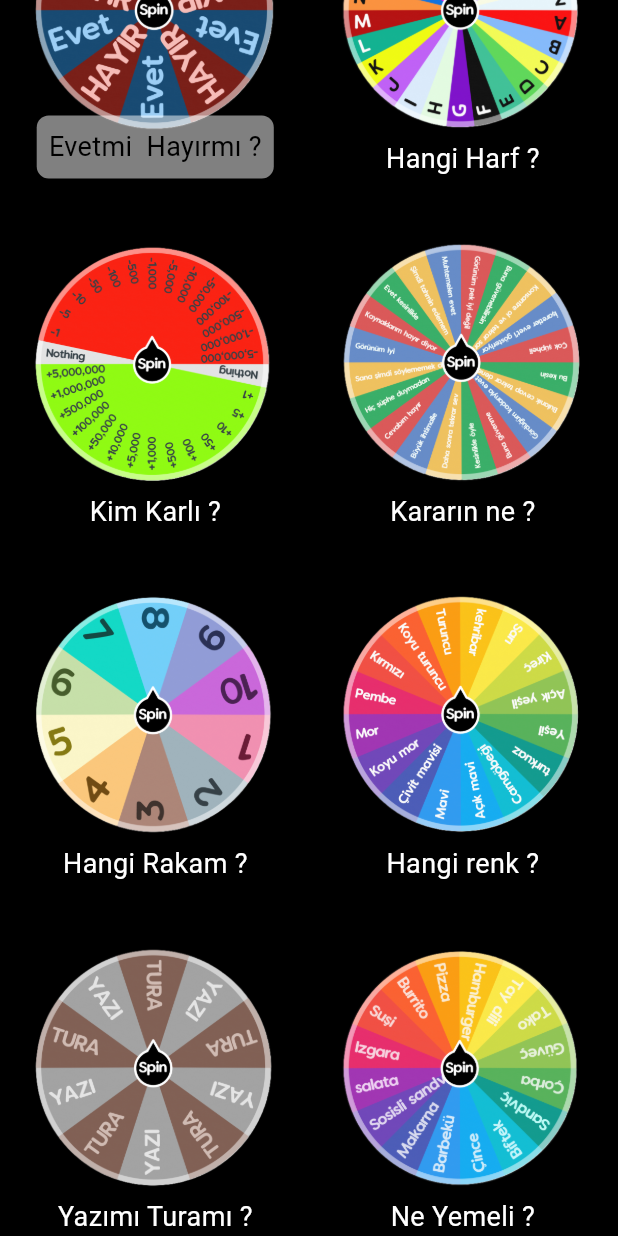
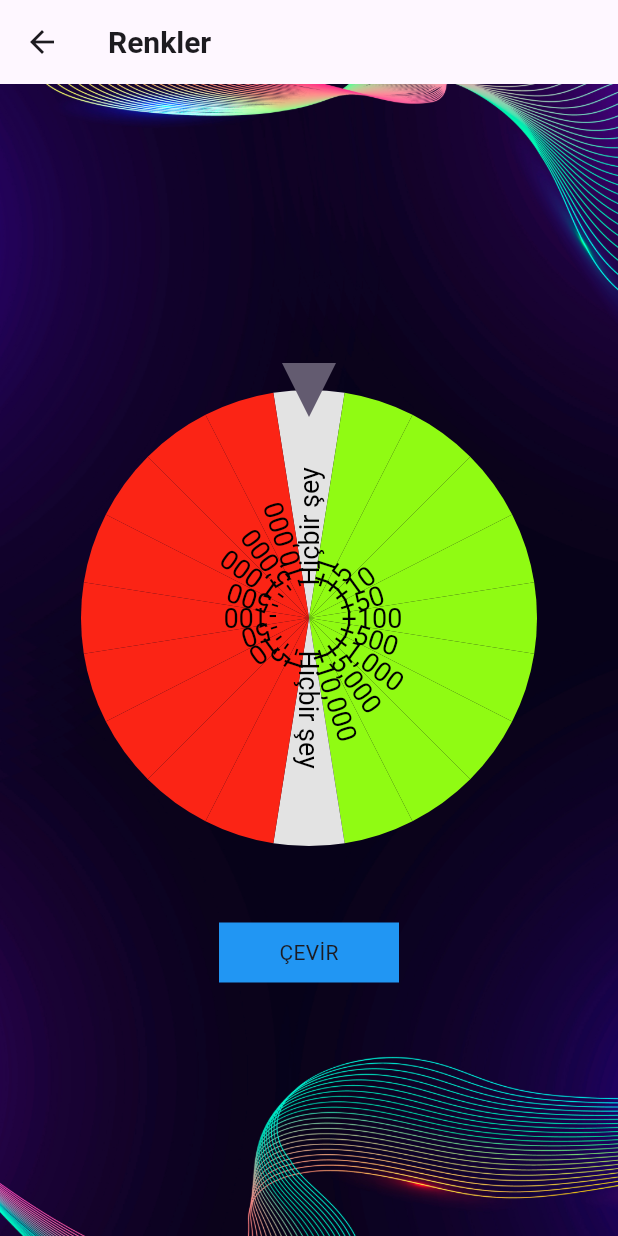
Before and after one commit to y-e-sryldz/wheel-of-fortune, a Flutter app: the screen it shows after launch, scrolled down 228 dp, after a tap on "Kim Karlı ?", on a phone screen of 412 x 824 dp. Run offline on Flutter 3.47's test engine with Material 3 defaults, Android fonts, the phone set to English and light mode, and no system bars; drawn by our look-alikes of flutter_fortune_wheel; our stand-ins replace rxdart.

Commit message:
kar zarar tamam

```diff
--- a/lib/carklar/heads_tails.dart
+++ /dev/null
@@ -1,15 +0,0 @@
-import 'package:flutter/material.dart';
-
-class heads_tails extends StatefulWidget {
-  const heads_tails({super.key});
-
-  @override
-  State<heads_tails> createState() => _heads_tailsState();
-}
-
-class _heads_tailsState extends State<heads_tails> {
-  @override
-  Widget build(BuildContext context) {
-    return Scaffold();
-  }
-}
--- /dev/null
+++ b/lib/carklar/kar_zarar.dart
@@ -0,0 +1,181 @@
+import 'package:flutter/material.dart';
+import 'package:flutter_fortune_wheel/flutter_fortune_wheel.dart';
+import 'package:rxdart/rxdart.dart';
+
+class kar_zarar extends StatefulWidget {
+  const kar_zarar({Key? key}) : super(key: key);
+
+  @override
+  _kar_zararState createState() => _kar_zararState();
+}
+
+class _kar_zararState extends State<kar_zarar> {
+  final selected = BehaviorSubject<int>();
+
+  String rewards = "";
+
+  List<String> items = [
+    "Hiçbir şey",
+    "+1",
+    "+5",
+    "+10",
+    "+50",
+    "+100",
+    "+500",
+    "+1,000",
+    "+5,000",
+    "+10,000",
+    "Hiçbir şey",
+    "-1",
+    "-5",
+    "-10",
+    "-50",
+    "-100",
+    "-500",
+    "-1,000",
+    "-5,000",
+    "-10,000",
+  ];
+
+  @override
+  void dispose() {
+    selected.close();
+    super.dispose();
+  }
+
+  @override
+  Widget build(BuildContext context) {
+    return Scaffold(
+      appBar: AppBar(
+        leading: IconButton(
+          onPressed: () {
+            Navigator.pop(context);
+          },
+          icon: Icon(
+            Icons.arrow_back,
+            size: 24,
+          ),
+        ),
+        title: Text(
+          "Renkler",
+          style: TextStyle(fontSize: 20, fontWeight: FontWeight.bold),
+        ),
+      ),
+      body: Container(
+        decoration: BoxDecoration(
+          image: DecorationImage(
+            image: AssetImage("assets/arka_plan.jpg"),
+            fit: BoxFit.cover,
+          ),
+        ),
+        child: Center(
+          child: Column(
+            crossAxisAlignment: CrossAxisAlignment.center,
+            mainAxisAlignment: MainAxisAlignment.center,
+            children: [
+              SizedBox(
+                height: 380,
+                child: FortuneWheel(
+                  selected: selected.stream,
+                  animateFirst: false,
+                  items: items
+                      .map((item) => FortuneItem(
+                            child: Text(
+                              item,
+                              style: TextStyle(
+                                color: Colors.black,
+                                fontSize: 18,
+                              ),
+                            ),
+                            style: FortuneItemStyle(
+                              color: _getColorForItem(item),
+                              borderWidth: 0,
+                            ),
+                          ))
+                      .toList(),
+                  onAnimationEnd: () {
+                    setState(() {
+                      switch (selected.value) {
+                        case 0:
+                          rewards = "Hiçbir şey";
+                          break;
+                        case 1:
+                          rewards = "+1";
+                          break;
+                        default:
+                          rewards = "Hataaa";
+                      }
+                    });
+                    ScaffoldMessenger.of(context).showSnackBar(
+                      SnackBar(content: Text("Kazanan: $rewards")),
+                    );
+                  },
+                ),
+              ),
+              SizedBox(height: 10),
+              GestureDetector(
+                onTap: () {
+                  setState(() {
+                    selected.add(Fortune.randomInt(0, items.length));
+                  });
+                },
+                child: Container(
+                  height: 40,
+                  width: 120,
+                  margin: EdgeInsets.all(3),
+                  color: Colors.blue,
+                  child: Center(child: Text("ÇEVİR")),
+                ),
+              ),
+            ],
+          ),
+        ),
+      ),
+    );
+  }
+
+  Color _getColorForItem(String item) {
+    switch (item) {
+      case "Hiçbir şey":
+        return Color(0xFFe3e3e3);
+      case "+1":
+        return Color(0xFF90fb13);
+      case "+5":
+        return Color(0xFF90fb13);
+      case "+10":
+        return Color(0xFF90fb13);
+      case "+50":
+        return Color(0xFF90fb13);
+      case "+100":
+        return Color(0xFF90fb13);
+      case "+500":
+        return Color(0xFF90fb13);
+      case "+1,000":
+        return Color(0xFF90fb13);
+      case "+5,000":
+        return Color(0xFF90fb13);
+      case "+10,000":
+        return Color(0xFF90fb13);
+      case "-1":
+        return Color(0xFFfb2415);
+      case "-5":
+        return Color(0xFFfb2415);
+      case "-10":
+        return Color(0xFFfb2415);
+      case "-50":
+        return Color(0xFFfb2415);
+      case "-100":
+        return Color(0xFFfb2415);
+      case "-500":
+        return Color(0xFFfb2415);
+      case "-1,000":
+        return Color(0xFFfb2415);
+      case "-5,000":
+        return Color(0xFFfb2415);
+      case "-10,000":
+        return Color(0xFFfb2415);
+      default:
+        return Colors.black;
+    }
+  }
+}
--- a/lib/carklar/meals.dart
+++ b/lib/carklar/meals.dart
@@ -1,15 +1,15 @@
 import 'package:flutter/material.dart';
 
-class heads_tails extends StatefulWidget {
-  const heads_tails({super.key});
+class meals extends StatefulWidget {
+  const meals({super.key});
 
   @override
-  State<heads_tails> createState() => _heads_tailsState();
+  State<meals> createState() => _mealsState();
 }
 
-class _heads_tailsState extends State<heads_tails> {
+class _mealsState extends State<meals> {
   @override
   Widget build(BuildContext context) {
-    return Scaffold();
+    return const Placeholder();
   }
 }
--- a/lib/screens/select_wheel.dart
+++ b/lib/screens/select_wheel.dart
@@ -1,5 +1,7 @@
 import 'package:draw_app/carklar/colors.dart';
+import 'package:draw_app/carklar/kar_zarar.dart';
 import 'package:draw_app/carklar/letters.dart';
+import 'package:draw_app/carklar/meals.dart';
 import 'package:draw_app/carklar/numbers.dart';
 import 'package:draw_app/carklar/profit_loss.dart';
 import 'package:draw_app/carklar/yes_no.dart';
@@ -116,9 +118,13 @@ class _select_wheelState extends State<select_wheel> {
                   Row(
                     mainAxisAlignment: MainAxisAlignment.center,
                     children: [
-                      //Konum
                       GestureDetector(
-                        onTap: () {},
+                        onTap: () {
+                          Navigator.pushReplacement(
+                            context,
+                            MaterialPageRoute(builder: (context) => kar_zarar()),
+                          );
+                        },
                         child: Container(
                           height: 225,
                           width: 170,
@@ -265,7 +271,8 @@ class _select_wheelState extends State<select_wheel> {
                         onTap: () {
                           Navigator.pushReplacement(
                             context,
-                            MaterialPageRoute(builder: (context) => profit_loss()),
+                            MaterialPageRoute(
+                                builder: (context) => profit_loss()),
                           );
                         },
                         child: Container(
@@ -298,7 +305,12 @@ class _select_wheelState extends State<select_wheel> {
                       ),
                       //Metin
                       GestureDetector(
-                        onTap: () {},
+                        onTap: () {
+                          Navigator.pushReplacement(
+                            context,
+                            MaterialPageRoute(builder: (context) => letters()),
+                          );
+                        },
                         child: Container(
                           height: 225,
                           width: 170,
```
